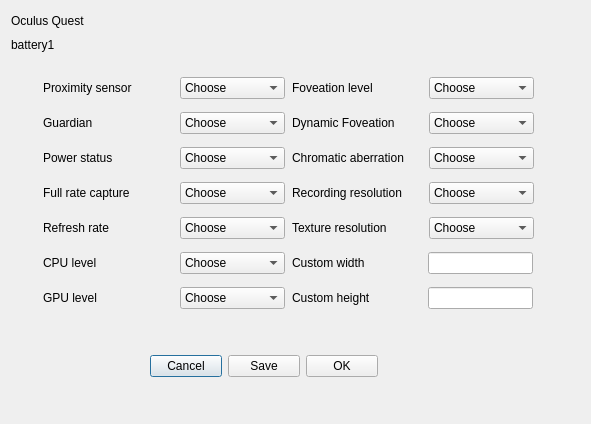
Qt form oculusdialog.ui (Eliminater74/adblink) before a commit.
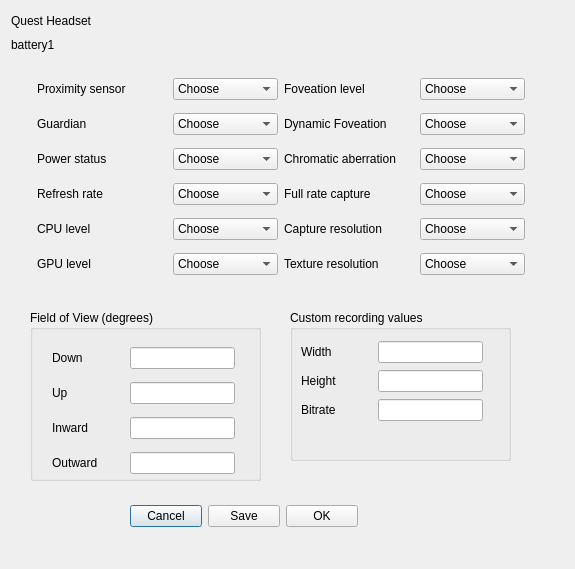
The same form after that commit.

Diff of the .ui file:
```diff
--- a/oculusdialog.ui
+++ b/oculusdialog.ui
@@ -9,8 +9,8 @@
    <rect>
     <x>0</x>
     <y>0</y>
-    <width>591</width>
-    <height>424</height>
+    <width>575</width>
+    <height>569</height>
    </rect>
   </property>
   <property name="windowTitle">
@@ -21,12 +21,12 @@
     <rect>
      <x>11</x>
      <y>13</y>
-     <width>81</width>
+     <width>151</width>
      <height>16</height>
     </rect>
    </property>
    <property name="text">
-    <string>Oculus Quest</string>
+    <string>Quest Headset</string>
    </property>
   </widget>
   <widget class="QLabel" name="battery1Label">
@@ -57,8 +57,8 @@
   <widget class="QWidget" name="layoutWidget">
    <property name="geometry">
     <rect>
-     <x>150</x>
-     <y>350</y>
+     <x>130</x>
+     <y>500</y>
      <width>228</width>
      <height>32</height>
     </rect>
@@ -93,16 +93,395 @@
     </item>
    </layout>
   </widget>
-  <widget class="QWidget" name="">
+  <widget class="QGroupBox" name="groupBox">
    <property name="geometry">
     <rect>
-     <x>42</x>
-     <y>70</y>
-     <width>496</width>
-     <height>248</height>
+     <x>30</x>
+     <y>310</y>
+     <width>231</width>
+     <height>171</height>
     </rect>
    </property>
-   <layout class="QGridLayout" name="gridLayout">
+   <property name="title">
+    <string>Field of View (degrees)</string>
+   </property>
+   <widget class="QWidget" name="layoutWidget">
+    <property name="geometry">
+     <rect>
+      <x>20</x>
+      <y>30</y>
+      <width>187</width>
+      <height>142</height>
+     </rect>
+    </property>
+    <layout class="QGridLayout" name="gridLayout">
+     <item row="1" column="0">
+      <widget class="QLabel" name="label_16">
+       <property name="minimumSize">
+        <size>
+         <width>70</width>
+         <height>0</height>
+        </size>
+       </property>
+       <property name="maximumSize">
+        <size>
+         <width>70</width>
+         <height>16777215</height>
+        </size>
+       </property>
+       <property name="text">
+        <string>Up</string>
+       </property>
+      </widget>
+     </item>
+     <item row="1" column="1">
+      <widget class="QLineEdit" name="fovup">
+       <property name="minimumSize">
+        <size>
+         <width>105</width>
+         <height>0</height>
+        </size>
+       </property>
+       <property name="maximumSize">
+        <size>
+         <width>105</width>
+         <height>16777215</height>
+        </size>
+       </property>
+       <property name="focusPolicy">
+        <enum>Qt::ClickFocus</enum>
+       </property>
+       <property name="toolTip">
+        <string>&lt;html&gt;&lt;head/&gt;&lt;body&gt;&lt;p&gt;&lt;span style=&quot; font-family:'Libre Franklin','Arial','Helvetica','sans-serif'; font-size:18px; font-weight:300; color:#363940; background-color:#ffffff;&quot;&gt;Field of view upward in degrees&lt;/span&gt;&lt;/p&gt;&lt;/body&gt;&lt;/html&gt;</string>
+       </property>
+       <property name="text">
+        <string/>
+       </property>
+       <property name="clearButtonEnabled">
+        <bool>false</bool>
+       </property>
+      </widget>
+     </item>
+     <item row="2" column="0">
+      <widget class="QLabel" name="label_17">
+       <property name="minimumSize">
+        <size>
+         <width>70</width>
+         <height>0</height>
+        </size>
+       </property>
+       <property name="maximumSize">
+        <size>
+         <width>70</width>
+         <height>16777215</height>
+        </size>
+       </property>
+       <property name="text">
+        <string>Inward</string>
+       </property>
+      </widget>
+     </item>
+     <item row="0" column="0">
+      <widget class="QLabel" name="label_18">
+       <property name="minimumSize">
+        <size>
+         <width>70</width>
+         <height>0</height>
+        </size>
+       </property>
+       <property name="maximumSize">
+        <size>
+         <width>70</width>
+         <height>16777215</height>
+        </size>
+       </property>
+       <property name="text">
+        <string>Down</string>
+       </property>
+      </widget>
+     </item>
+     <item row="3" column="1">
+      <widget class="QLineEdit" name="fovout">
+       <property name="minimumSize">
+        <size>
+         <width>105</width>
+         <height>0</height>
+        </size>
+       </property>
+       <property name="maximumSize">
+        <size>
+         <width>105</width>
+         <height>16777215</height>
+        </size>
+       </property>
+       <property name="focusPolicy">
+        <enum>Qt::ClickFocus</enum>
+       </property>
+       <property name="toolTip">
+        <string>&lt;html&gt;&lt;head/&gt;&lt;body&gt;&lt;p&gt;&lt;span style=&quot; font-family:'Libre Franklin','Arial','Helvetica','sans-serif'; font-size:18px; font-weight:300; color:#363940; background-color:#ffffff;&quot;&gt;Field of view outward in degrees&lt;/span&gt;&lt;/p&gt;&lt;/body&gt;&lt;/html&gt;</string>
+       </property>
+       <property name="text">
+        <string/>
+       </property>
+       <property name="clearButtonEnabled">
+        <bool>false</bool>
+       </property>
+      </widget>
+     </item>
+     <item row="0" column="1">
+      <widget class="QLineEdit" name="fovdown">
+       <property name="minimumSize">
+        <size>
+         <width>105</width>
+         <height>0</height>
+        </size>
+       </property>
+       <property name="maximumSize">
+        <size>
+         <width>105</width>
+         <height>16777215</height>
+        </size>
+       </property>
+       <property name="focusPolicy">
+        <enum>Qt::ClickFocus</enum>
+       </property>
+       <property name="toolTip">
+        <string>&lt;html&gt;&lt;head/&gt;&lt;body&gt;&lt;p&gt;&lt;span style=&quot; font-family:'Libre Franklin','Arial','Helvetica','sans-serif'; font-size:18px; font-weight:300; color:#363940; background-color:#ffffff;&quot;&gt;Field of view downward in degrees&lt;/span&gt;&lt;/p&gt;&lt;/body&gt;&lt;/html&gt;</string>
+       </property>
+       <property name="text">
+        <string/>
+       </property>
+       <property name="clearButtonEnabled">
+        <bool>false</bool>
+       </property>
+      </widget>
+     </item>
+     <item row="3" column="0">
+      <widget class="QLabel" name="label_19">
+       <property name="minimumSize">
+        <size>
+         <width>70</width>
+         <height>0</height>
+        </size>
+       </property>
+       <property name="maximumSize">
+        <size>
+         <width>70</width>
+         <height>16777215</height>
+        </size>
+       </property>
+       <property name="text">
+        <string>Outward</string>
+       </property>
+      </widget>
+     </item>
+     <item row="2" column="1">
+      <widget class="QLineEdit" name="fovin">
+       <property name="minimumSize">
+        <size>
+         <width>105</width>
+         <height>0</height>
+        </size>
+       </property>
+       <property name="maximumSize">
+        <size>
+         <width>105</width>
+         <height>16777215</height>
+        </size>
+       </property>
+       <property name="focusPolicy">
+        <enum>Qt::ClickFocus</enum>
+       </property>
+       <property name="toolTip">
+        <string>&lt;html&gt;&lt;head/&gt;&lt;body&gt;&lt;p&gt;&lt;span style=&quot; font-family:'Libre Franklin','Arial','Helvetica','sans-serif'; font-size:18px; font-weight:300; color:#363940; background-color:#ffffff;&quot;&gt;Field of view inward in degrees&lt;/span&gt;&lt;/p&gt;&lt;/body&gt;&lt;/html&gt;</string>
+       </property>
+       <property name="text">
+        <string/>
+       </property>
+       <property name="clearButtonEnabled">
+        <bool>false</bool>
+       </property>
+      </widget>
+     </item>
+    </layout>
+   </widget>
+  </widget>
+  <widget class="QGroupBox" name="groupBox_2">
+   <property name="geometry">
+    <rect>
+     <x>290</x>
+     <y>310</y>
+     <width>221</width>
+     <height>151</height>
+    </rect>
+   </property>
+   <property name="title">
+    <string>Custom recording values</string>
+   </property>
+   <widget class="QWidget" name="layoutWidget">
+    <property name="geometry">
+     <rect>
+      <x>10</x>
+      <y>30</y>
+      <width>185</width>
+      <height>85</height>
+     </rect>
+    </property>
+    <layout class="QGridLayout" name="gridLayout_2">
+     <item row="0" column="0">
+      <widget class="QLabel" name="label_13">
+       <property name="minimumSize">
+        <size>
+         <width>70</width>
+         <height>0</height>
+        </size>
+       </property>
+       <property name="maximumSize">
+        <size>
+         <width>70</width>
+         <height>16777215</height>
+        </size>
+       </property>
+       <property name="text">
+        <string>Width</string>
+       </property>
+      </widget>
+     </item>
+     <item row="0" column="1">
+      <widget class="QLineEdit" name="customWidth">
+       <property name="minimumSize">
+        <size>
+         <width>105</width>
+         <height>0</height>
+        </size>
+       </property>
+       <property name="maximumSize">
+        <size>
+         <width>105</width>
+         <height>16777215</height>
+        </size>
+       </property>
+       <property name="focusPolicy">
+        <enum>Qt::ClickFocus</enum>
+       </property>
+       <property name="toolTip">
+        <string>&lt;html&gt;&lt;head/&gt;&lt;body&gt;&lt;p&gt;&lt;span style=&quot; font-family:'Libre Franklin','Arial','Helvetica','sans-serif'; font-size:18px; font-weight:300; color:#363940; background-color:#ffffff;&quot;&gt;Override the default texture resolution width&lt;/span&gt;&lt;/p&gt;&lt;/body&gt;&lt;/html&gt;</string>
+       </property>
+       <property name="text">
+        <string/>
+       </property>
+       <property name="clearButtonEnabled">
+        <bool>true</bool>
+       </property>
+      </widget>
+     </item>
+     <item row="1" column="0">
+      <widget class="QLabel" name="label_14">
+       <property name="minimumSize">
+        <size>
+         <width>70</width>
+         <height>0</height>
+        </size>
+       </property>
+       <property name="maximumSize">
+        <size>
+         <width>70</width>
+         <height>16777215</height>
+        </size>
+       </property>
+       <property name="text">
+        <string>Height</string>
+       </property>
+      </widget>
+     </item>
+     <item row="1" column="1">
+      <widget class="QLineEdit" name="customHeight">
+       <property name="minimumSize">
+        <size>
+         <width>105</width>
+         <height>0</height>
+        </size>
+       </property>
+       <property name="maximumSize">
+        <size>
+         <width>105</width>
+         <height>16777215</height>
+        </size>
+       </property>
+       <property name="focusPolicy">
+        <enum>Qt::ClickFocus</enum>
+       </property>
+       <property name="toolTip">
+        <string>&lt;html&gt;&lt;head/&gt;&lt;body&gt;&lt;p&gt;&lt;span style=&quot; font-family:'Libre Franklin','Arial','Helvetica','sans-serif'; font-size:18px; font-weight:300; color:#363940; background-color:#ffffff;&quot;&gt;Override the default texture resolution height&lt;/span&gt;&lt;/p&gt;&lt;/body&gt;&lt;/html&gt;</string>
+       </property>
+       <property name="text">
+        <string/>
+       </property>
+       <property name="clearButtonEnabled">
+        <bool>true</bool>
+       </property>
+      </widget>
+     </item>
+     <item row="2" column="0">
+      <widget class="QLabel" name="label_15">
+       <property name="minimumSize">
+        <size>
+         <width>70</width>
+         <height>0</height>
+        </size>
+       </property>
+       <property name="maximumSize">
+        <size>
+         <width>70</width>
+         <height>16777215</height>
+        </size>
+       </property>
+       <property name="text">
+        <string>Bitrate</string>
+       </property>
+      </widget>
+     </item>
+     <item row="2" column="1">
+      <widget class="QLineEdit" name="customBitrate">
+       <property name="minimumSize">
+        <size>
+         <width>105</width>
+         <height>0</height>
+        </size>
+       </property>
+       <property name="maximumSize">
+        <size>
+         <width>105</width>
+         <height>16777215</height>
+        </size>
+       </property>
+       <property name="focusPolicy">
+        <enum>Qt::ClickFocus</enum>
+       </property>
+       <property name="toolTip">
+        <string>&lt;html&gt;&lt;head/&gt;&lt;body&gt;&lt;p&gt;&lt;span style=&quot; font-family:'Libre Franklin','Arial','Helvetica','sans-serif'; font-size:18px; font-weight:300; color:#363940; background-color:#ffffff;&quot;&gt;Override the default capture bitrate. &lt;/span&gt;&lt;/p&gt;&lt;/body&gt;&lt;/html&gt;</string>
+       </property>
+       <property name="text">
+        <string/>
+       </property>
+       <property name="clearButtonEnabled">
+        <bool>true</bool>
+       </property>
+      </widget>
+     </item>
+    </layout>
+   </widget>
+  </widget>
+  <widget class="QWidget" name="layoutWidget">
+   <property name="geometry">
+    <rect>
+     <x>37</x>
+     <y>71</y>
+     <width>488</width>
+     <height>212</height>
+    </rect>
+   </property>
+   <layout class="QGridLayout" name="gridLayout_3">
     <item row="0" column="0">
      <widget class="QLabel" name="label_5">
       <property name="minimumSize">
@@ -452,6 +831,64 @@
      </widget>
     </item>
     <item row="3" column="0">
+     <widget class="QLabel" name="label_2">
+      <property name="minimumSize">
+       <size>
+        <width>130</width>
+        <height>0</height>
+       </size>
+      </property>
+      <property name="maximumSize">
+       <size>
+        <width>130</width>
+        <height>16777215</height>
+       </size>
+      </property>
+      <property name="text">
+       <string>Refresh rate</string>
+      </property>
+     </widget>
+    </item>
+    <item row="3" column="1">
+     <widget class="QComboBox" name="refreshBox">
+      <property name="minimumSize">
+       <size>
+        <width>105</width>
+        <height>0</height>
+       </size>
+      </property>
+      <property name="maximumSize">
+       <size>
+        <width>105</width>
+        <height>16777215</height>
+       </size>
+      </property>
+      <property name="toolTip">
+       <string>&lt;html&gt;&lt;head/&gt;&lt;body&gt;&lt;p&gt;&lt;span style=&quot; font-family:'Libre Franklin','Arial','Helvetica','sans-serif'; font-size:18px; font-weight:300; color:#363940; background-color:#f0f0f0;&quot;&gt;Override the default refresh rate of the screen. &lt;/span&gt;&lt;/p&gt;&lt;/body&gt;&lt;/html&gt;</string>
+      </property>
+      <item>
+       <property name="text">
+        <string>Choose</string>
+       </property>
+      </item>
+      <item>
+       <property name="text">
+        <string>72</string>
+       </property>
+      </item>
+      <item>
+       <property name="text">
+        <string>90</string>
+       </property>
+      </item>
+      <item>
+       <property name="text">
+        <string>120</string>
+       </property>
+      </item>
+     </widget>
+    </item>
+    <item row="3" column="2">
      <widget class="QLabel" name="label_10">
       <property name="minimumSize">
        <size>
@@ -470,7 +907,7 @@
       </property>
      </widget>
     </item>
-    <item row="3" column="1">
+    <item row="3" column="3">
      <widget class="QComboBox" name="ratecaptureBox">
       <property name="minimumSize">
        <size>
@@ -504,7 +941,75 @@
       </item>
      </widget>
     </item>
-    <item row="3" column="2">
+    <item row="4" column="0">
+     <widget class="QLabel" name="label_3">
+      <property name="minimumSize">
+       <size>
+        <width>130</width>
+        <height>0</height>
+       </size>
+      </property>
+      <property name="maximumSize">
+       <size>
+        <width>130</width>
+        <height>16777215</height>
+       </size>
+      </property>
+      <property name="text">
+       <string>CPU level</string>
+      </property>
+     </widget>
+    </item>
+    <item row="4" column="1">
+     <widget class="QComboBox" name="cpulevelBox">
+      <property name="minimumSize">
+       <size>
+        <width>105</width>
+        <height>0</height>
+       </size>
+      </property>
+      <property name="maximumSize">
+       <size>
+        <width>105</width>
+        <height>16777215</height>
+       </size>
+      </property>
+      <property name="toolTip">
+       <string>&lt;html&gt;&lt;head/&gt;&lt;body&gt;&lt;p&gt;&lt;span style=&quot; font-family:'Libre Franklin','Arial','Helvetica','sans-serif'; font-size:18px; font-weight:300; color:#363940; background-color:#ffffff;&quot;&gt;Override the default CPU level.&lt;/span&gt;&lt;/p&gt;&lt;/body&gt;&lt;/html&gt;</string>
+      </property>
+      <item>
+       <property name="text">
+        <string>Choose</string>
+       </property>
+      </item>
+      <item>
+       <property name="text">
+        <string>0</string>
+       </property>
+      </item>
+      <item>
+       <property name="text">
+        <string>1</string>
+       </property>
+      </item>
+      <item>
+       <property name="text">
+        <string>2</string>
+       </property>
+      </item>
+      <item>
+       <property name="text">
+        <string>3</string>
+       </property>
+      </item>
+      <item>
+       <property name="text">
+        <string>4</string>
+       </property>
+      </item>
+     </widget>
+    </item>
+    <item row="4" column="2">
      <widget class="QLabel" name="label_11">
       <property name="minimumSize">
        <size>
@@ -519,11 +1024,11 @@
        </size>
       </property>
       <property name="text">
-       <string>Recording resolution</string>
+       <string>Capture resolution</string>
       </property>
      </widget>
     </item>
-    <item row="3" column="3">
+    <item row="4" column="3">
      <widget class="QComboBox" name="resolutionBox">
       <property name="minimumSize">
        <size>
@@ -567,8 +1072,8 @@
       </item>
      </widget>
     </item>
-    <item row="4" column="0">
-     <widget class="QLabel" name="label_2">
+    <item row="5" column="0">
+     <widget class="QLabel" name="label_4">
       <property name="minimumSize">
        <size>
         <width>130</width>
@@ -582,12 +1087,12 @@
        </size>
       </property>
       <property name="text">
-       <string>Refresh rate</string>
+       <string>GPU level</string>
       </property>
      </widget>
     </item>
-    <item row="4" column="1">
-     <widget class="QComboBox" name="refreshBox">
+    <item row="5" column="1">
+     <widget class="QComboBox" name="gpulevelBox">
       <property name="minimumSize">
        <size>
         <width>105</width>
@@ -625,7 +1130,7 @@
       </item>
      </widget>
     </item>
-    <item row="4" column="2">
+    <item row="5" column="2">
      <widget class="QLabel" name="label_12">
       <property name="minimumSize">
        <size>
@@ -644,7 +1149,7 @@
       </property>
      </widget>
     </item>
-    <item row="4" column="3">
+    <item row="5" column="3">
      <widget class="QComboBox" name="textureBox">
       <property name="minimumSize">
        <size>
@@ -681,226 +1186,6 @@
       </item>
      </widget>
     </item>
-    <item row="5" column="0">
-     <widget class="QLabel" name="label_3">
-      <property name="minimumSize">
-       <size>
-        <width>130</width>
-        <height>0</height>
-       </size>
-      </property>
-      <property name="maximumSize">
-       <size>
-        <width>130</width>
-        <height>16777215</height>
-       </size>
-      </property>
-      <property name="text">
-       <string>CPU level</string>
-      </property>
-     </widget>
-    </item>
-    <item row="5" column="1">
-     <widget class="QComboBox" name="cpulevelBox">
-      <property name="minimumSize">
-       <size>
-        <width>105</width>
-        <height>0</height>
-       </size>
-      </property>
-      <property name="maximumSize">
-       <size>
-        <width>105</width>
-        <height>16777215</height>
-       </size>
-      </property>
-      <property name="toolTip">
-       <string>&lt;html&gt;&lt;head/&gt;&lt;body&gt;&lt;p&gt;&lt;span style=&quot; font-family:'-apple-system','system-ui','Segoe UI Adjusted','Segoe UI','Liberation Sans','sans-serif'; font-size:15px; color:#0c0d0e; background-color:#ffffff;&quot;&gt;This will set whether to keep your device awake (prevent sleeping) or not while it's being charged on specific platform: USB charging, AC power, wireless charging, or all of them.&lt;/span&gt;&lt;/p&gt;&lt;/body&gt;&lt;/html&gt;</string>
-      </property>
-      <item>
-       <property name="text">
-        <string>Choose</string>
-       </property>
-      </item>
-      <item>
-       <property name="text">
-        <string>0</string>
-       </property>
-      </item>
-      <item>
-       <property name="text">
-        <string>1</string>
-       </property>
-      </item>
-      <item>
-       <property name="text">
-        <string>2</string>
-       </property>
-      </item>
-      <item>
-       <property name="text">
-        <string>3</string>
-       </property>
-      </item>
-      <item>
-       <property name="text">
-        <string>4</string>
-       </property>
-      </item>
-     </widget>
-    </item>
-    <item row="5" column="2" colspan="2">
-     <layout class="QHBoxLayout" name="horizontalLayout_2">
-      <item>
-       <widget class="QLabel" name="label_13">
-        <property name="minimumSize">
-         <size>
-          <width>130</width>
-          <height>0</height>
-         </size>
-        </property>
-        <property name="maximumSize">
-         <size>
-          <width>130</width>
-          <height>16777215</height>
-         </size>
-        </property>
-        <property name="text">
-         <string>Custom width</string>
-        </property>
-       </widget>
-      </item>
-      <item>
-       <widget class="QLineEdit" name="customWidth">
-        <property name="minimumSize">
-         <size>
-          <width>105</width>
-          <height>0</height>
-         </size>
-        </property>
-        <property name="maximumSize">
-         <size>
-          <width>105</width>
-          <height>16777215</height>
-         </size>
-        </property>
-        <property name="toolTip">
-         <string>&lt;html&gt;&lt;head/&gt;&lt;body&gt;&lt;p&gt;Enter custom texture resolution, e.g. 1024x768&lt;/p&gt;&lt;/body&gt;&lt;/html&gt;</string>
-        </property>
-       </widget>
-      </item>
-     </layout>
-    </item>
-    <item row="6" column="0">
-     <widget class="QLabel" name="label_4">
-      <property name="minimumSize">
-       <size>
-        <width>130</width>
-        <height>0</height>
-       </size>
-      </property>
-      <property name="maximumSize">
-       <size>
-        <width>130</width>
-        <height>16777215</height>
-       </size>
-      </property>
-      <property name="text">
-       <string>GPU level</string>
-      </property>
-     </widget>
-    </item>
-    <item row="6" column="1">
-     <widget class="QComboBox" name="gpulevelBox">
-      <property name="minimumSize">
-       <size>
-        <width>105</width>
-        <height>0</height>
-       </size>
-      </property>
-      <property name="maximumSize">
-       <size>
-        <width>105</width>
-        <height>16777215</height>
-       </size>
-      </property>
-      <property name="toolTip">
-       <string>&lt;html&gt;&lt;head/&gt;&lt;body&gt;&lt;p&gt;&lt;span style=&quot; font-family:'-apple-system','system-ui','Segoe UI Adjusted','Segoe UI','Liberation Sans','sans-serif'; font-size:15px; color:#0c0d0e; background-color:#ffffff;&quot;&gt;This will set whether to keep your device awake (prevent sleeping) or not while it's being charged on specific platform: USB charging, AC power, wireless charging, or all of them.&lt;/span&gt;&lt;/p&gt;&lt;/body&gt;&lt;/html&gt;</string>
-      </property>
-      <item>
-       <property name="text">
-        <string>Choose</string>
-       </property>
-      </item>
-      <item>
-       <property name="text">
-        <string>0</string>
-       </property>
-      </item>
-      <item>
-       <property name="text">
-        <string>1</string>
-       </property>
-      </item>
-      <item>
-       <property name="text">
-        <string>2</string>
-       </property>
-      </item>
-      <item>
-       <property name="text">
-        <string>3</string>
-       </property>
-      </item>
-      <item>
-       <property name="text">
-        <string>4</string>
-       </property>
-      </item>
-     </widget>
-    </item>
-    <item row="6" column="2" colspan="2">
-     <layout class="QHBoxLayout" name="horizontalLayout_3">
-      <item>
-       <widget class="QLabel" name="label_14">
-        <property name="minimumSize">
-         <size>
-          <width>130</width>
-          <height>0</height>
-         </size>
-        </property>
-        <property name="maximumSize">
-         <size>
-          <width>130</width>
-          <height>16777215</height>
-         </size>
-        </property>
-        <property name="text">
-         <string>Custom height</string>
-        </property>
-       </widget>
-      </item>
-      <item>
-       <widget class="QLineEdit" name="customHeight">
-        <property name="minimumSize">
-         <size>
-          <width>105</width>
-          <height>0</height>
-         </size>
-        </property>
-        <property name="maximumSize">
-         <size>
-          <width>105</width>
-          <height>16777215</height>
-         </size>
-        </property>
-        <property name="toolTip">
-         <string>&lt;html&gt;&lt;head/&gt;&lt;body&gt;&lt;p&gt;Enter custom texture resolution, e.g. 1024x768&lt;/p&gt;&lt;/body&gt;&lt;/html&gt;</string>
-        </property>
-       </widget>
-      </item>
-     </layout>
-    </item>
    </layout>
   </widget>
  </widget>
```
Left out of the diff: 48 changed lines with no effect on the pictures.
